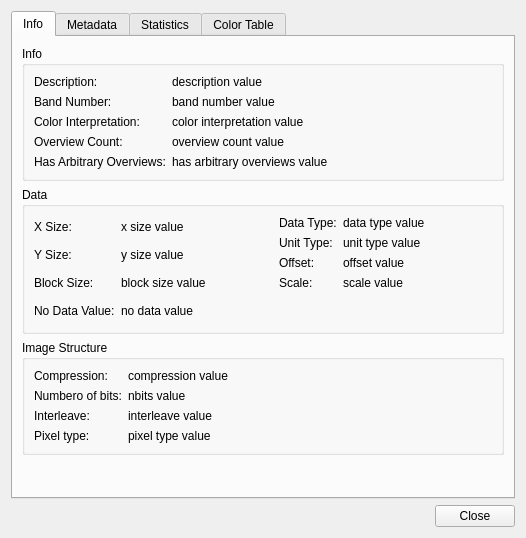
avalentino/gsdview, file gsdview/gdalbackend/ui/banddialog.ui: the form before one commit.
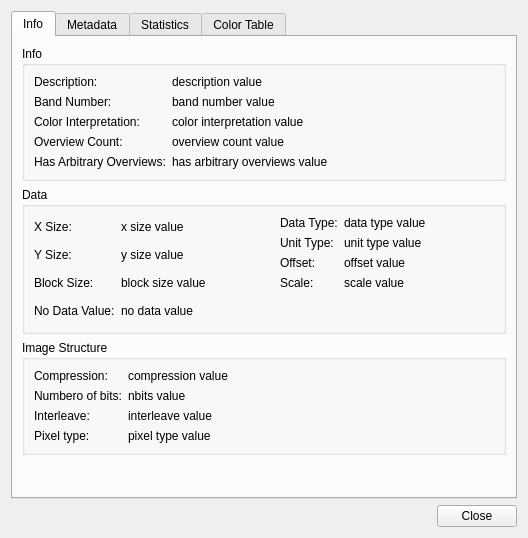
The form after the commit.

Diff of the .ui file:
```diff
--- a/gsdview/gdalbackend/ui/banddialog.ui
+++ b/gsdview/gdalbackend/ui/banddialog.ui
@@ -6,7 +6,7 @@
    <rect>
     <x>0</x>
     <y>0</y>
-    <width>526</width>
+    <width>528</width>
     <height>538</height>
    </rect>
   </property>
```
Left out of the diff: 135 changed lines with no effect on the pictures.
